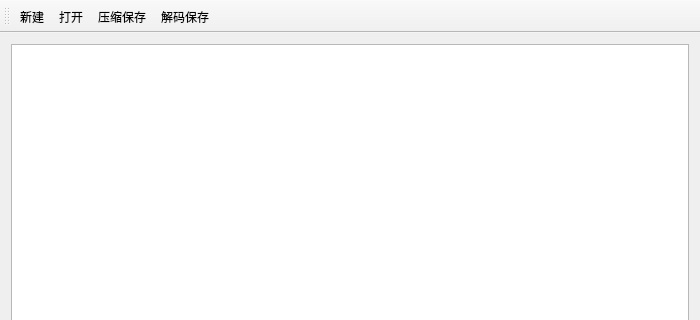
First picture: the form in HaffmanTree/HaffmanTree/mainwindow.ui, repository 2017IOTrepo/SummerVacationProgram, before the edit; both pictures show x 0 to 700 and y 0 to 320 of the 700 by 600 pixel window.
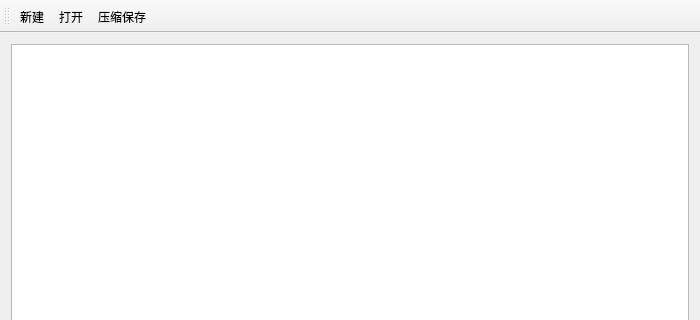
Second picture: the form after the edit. Icons and pictures are not drawn.

Diff of the .ui file:
```diff
--- a/HaffmanTree/HaffmanTree/mainwindow.ui
+++ b/HaffmanTree/HaffmanTree/mainwindow.ui
@@ -42,7 +42,6 @@
    <addaction name="pNew"/>
    <addaction name="pOpen"/>
    <addaction name="pCompressSave"/>
-   <addaction name="pUnzip"/>
   </widget>
   <widget class="QStatusBar" name="statusBar"/>
   <action name="pOpen">
@@ -63,15 +62,6 @@
     <string>压缩保存</string>
    </property>
   </action>
-  <action name="pUnzip">
-   <property name="icon">
-    <iconset resource="icon.qrc">
-     <normaloff>:/actions/go-up.png</normaloff>:/actions/go-up.png</iconset>
-   </property>
-   <property name="text">
-    <string>解码保存</string>
-   </property>
-  </action>
   <action name="pNew">
    <property name="icon">
     <iconset resource="icon.qrc">
```
